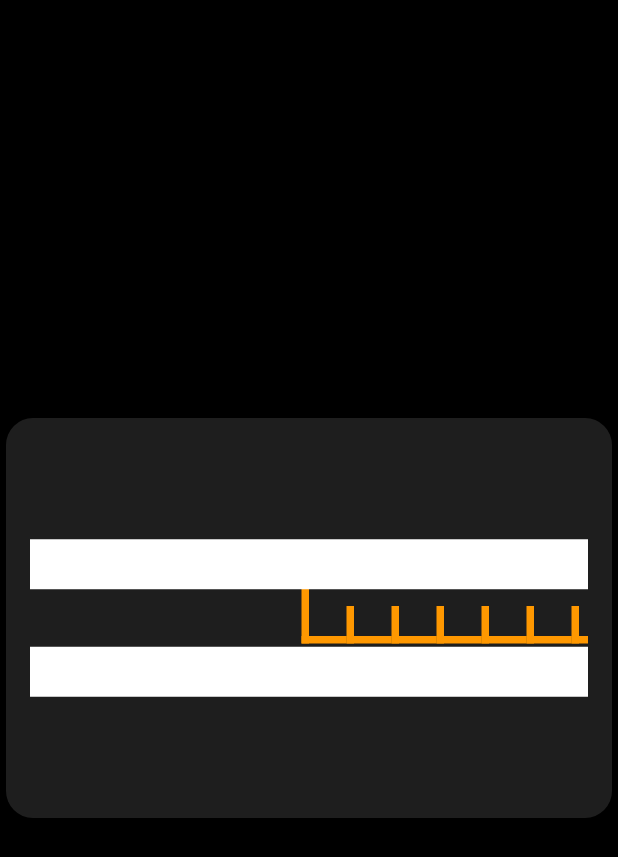
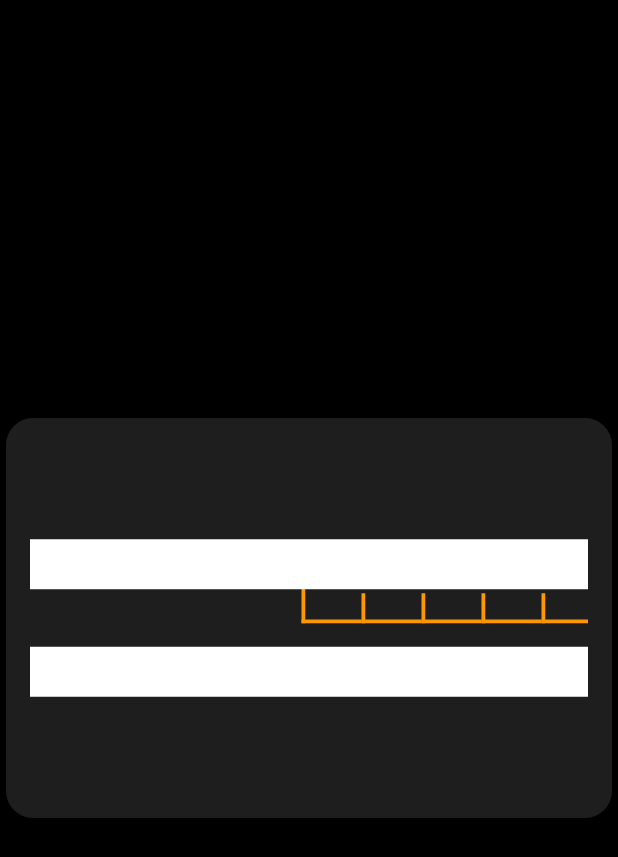
Before and after one commit to olegalibekov/widget_templates, a Flutter app: the screen it shows after launch, on a phone screen of 412 x 824 dp. Shown: the top 857 px of the screen. Run offline on Flutter 3.47's test engine with Material 2 defaults, Android fonts, the light colour scheme and no system bars; drawn by our look-alikes of scroll_to_index; our stand-ins replace marquee; statements that could not run were skipped.

Commit message:
Track with dragTarget

```diff
--- a/lib/templates/player_slider.dart
+++ b/lib/templates/player_slider.dart
@@ -43,8 +43,15 @@ class _PlayerSliderState extends State<PlayerSlider>
 
   HandleWidget _handleWidget = HandleWidget();
 
+  AutoScrollController _autoScrollController;
+
   @override
   void initState() {
+    _autoScrollController = AutoScrollController(
+        viewportBoundaryGetter: () =>
+            Rect.fromLTRB(0, 0, 0, MediaQuery.of(context).padding.bottom),
+        axis: Axis.horizontal);
+
     _handleWidget
       ..handleHeight = _handleHeight
       ..handleMiddleWidth = _handleMiddleWidth
@@ -61,22 +68,41 @@ class _PlayerSliderState extends State<PlayerSlider>
       _seconds.add(Text(' $second ',
           style: TextStyle(color: Colors.white, fontSize: 16.0)));
     }
+    //
+    // _tapOn.addListener(() {
+    //   if (_tapOn.value == true) {
+    //     _timer =
+    //         Timer.periodic(const Duration(milliseconds: 5), (Timer t)  {
+    //       double _futureTimeLinePosition = _timeLinePosition + _velocityValue;
+    //
+    //       if (_futureTimeLinePosition >= 0.0 &&
+    //           _futureTimeLinePosition <= 1.0) {
+    //         _timeLinePosition = _futureTimeLinePosition;
+    //
+    //          _autoScrollController.scrollToIndex(
+    //             (_timeLinePosition * 100).toInt(),
+    //             preferPosition: AutoScrollPosition.middle);
+    //       }
+    //     });
+    //   } else
+    //     _timer.cancel();
+    // });
 
-    _tapOn.addListener(() {
-      if (_tapOn.value == true) {
-        _timer = Timer.periodic(const Duration(milliseconds: 20), (Timer t) {
-          double _futureTimeLinePosition = _timeLinePosition + _velocityValue;
-
-          if (_futureTimeLinePosition >= 0.0 &&
-              _futureTimeLinePosition <= 1.0) {
-            _timeLinePosition = _futureTimeLinePosition;
-            _scrollController.jumpTo(
-                _timeLinePosition * _scrollController.position.maxScrollExtent);
-          }
-        });
-      } else
-        _timer.cancel();
-    });
+    // _tapOn.addListener(() {
+    //   if (_tapOn.value == true) {
+    //     _timer = Timer.periodic(const Duration(milliseconds: 20), (Timer t) {
+    //       double _futureTimeLinePosition = _timeLinePosition + _velocityValue;
+    //
+    //       if (_futureTimeLinePosition >= 0.0 &&
+    //           _futureTimeLinePosition <= 1.0) {
+    //         _timeLinePosition = _futureTimeLinePosition;
+    //         _scrollController.jumpTo(
+    //             _timeLinePosition * _scrollController.position.maxScrollExtent);
+    //       }
+    //     });
+    //   } else
+    //     _timer.cancel();
+    // });
 
     super.initState();
   }
@@ -90,25 +116,20 @@ class _PlayerSliderState extends State<PlayerSlider>
                 height: _handleHeight + _handleMiddlePadding,
                 child: Stack(children: [
                   Container(
-                      // color: Colors.red,
-                      // width: double.infinity,
                       width: wholeWidgetWidth,
                       height: _handleHeight + _handleMiddlePadding,
                       child: ListView(
-                          controller: _scrollController,
+                          controller: _autoScrollController,
                           scrollDirection: Axis.horizontal,
                           shrinkWrap: true,
                           physics: NeverScrollableScrollPhysics(),
                           children: <Widget>[
                             SizedBox(width: wholeWidgetWidth / 2 - 25),
-                            // ..._seconds,
-                            DragTargetTrack(100),
+                            ...dragTargetTrack(200),
                             SizedBox(width: wholeWidgetWidth / 2 - 40)
                           ])),
                   Align(
                       alignment: Alignment.center,
-                      child: Container(
-                          // color: Colors.pink,
                       child: dragAndDrop.Draggable<List>(
                           axis: Axis.horizontal,
                           data: ["data"],
@@ -120,8 +141,7 @@ class _PlayerSliderState extends State<PlayerSlider>
                               _handleMiddleHeight =
                                   _handleHeight / 3 + _handleMiddlePadding;
                               _handleMiddleWidth = _handleEdgeLinesWidth;
-                                  _handleBorderRadius =
-                                      BorderRadius.circular(0.0);
+                              _handleBorderRadius = BorderRadius.circular(0.0);
 
                               _isScrolling = true;
                             });
@@ -140,8 +160,7 @@ class _PlayerSliderState extends State<PlayerSlider>
                             setState(() {
                               _handleMiddleHeight = _handleHeight / 3;
                               _handleMiddleWidth = _handleDefaultWidth;
-                                  _handleBorderRadius =
-                                      BorderRadius.circular(12.0);
+                              _handleBorderRadius = BorderRadius.circular(12.0);
 
                               _isScrolling = false;
                             });
@@ -164,19 +183,16 @@ class _PlayerSliderState extends State<PlayerSlider>
                                 0.5;
 
                             double _valueDifference =
-                                    -(_valueBeforeScrolling -
-                                        _currentSliderValue);
+                                -(_valueBeforeScrolling - _currentSliderValue);
 
                             double _futureVelocityValue =
-                                    (_currentSliderValue.abs() -
-                                            _sideSliderBound) /
+                                (_currentSliderValue.abs() - _sideSliderBound) /
                                     (_sideSliderValue - _sideSliderBound) *
                                     _maxVelocity;
 
                             if (_valueDifference >= _sideSliderBound) {
                               _velocityValue = _futureVelocityValue;
-                                } else if (_valueDifference <=
-                                    -_sideSliderBound) {
+                            } else if (_valueDifference <= -_sideSliderBound) {
                               _velocityValue = -_futureVelocityValue;
                             } else {
                               _velocityValue = 0.0;
@@ -184,74 +200,27 @@ class _PlayerSliderState extends State<PlayerSlider>
                           },
                           feedback: SizedBox(
                               height: _handleHeight + _handleMiddlePadding,
-                                  child: _isScrolling
-                                      ? Container()
-                                      : _handleWidget),
                               child:
-                                  _isScrolling ? Container() : _handleWidget))),
+                                  _isScrolling ? Container() : _handleWidget),
+                          child: _isScrolling ? Container() : _handleWidget)),
                 ]))));
   }
 
-  final double _lineLength = 100.0;
-  final double _maxLineHeight = 16.0;
+  final Color _trackColor = Colors.orange;
+  final double _maxLineHeight = 40.0;
   final double _thickness = 2.5;
+  final double _divisionLength = 40.0;
 
   double get _minLineHeight => _maxLineHeight / 2;
 
-  double get _thicknessPadding => _thickness / 2;
-
-  final _trackColor = Colors.white;
-
-// Widget trackPart() {
-//   return Container(
-//       color: Colors.orange,
-//       height: _maxLineHeight,
-//       width: _lineLength,
-//       child: Stack(children: [
-//         Positioned(
-//             left: _thickness / 2,
-//             child: Container(
-//                 color: _trackColor,
-//                 width: _thickness,
-//                 height: _maxLineHeight)),
-//         Align(
-//             alignment: Alignment.bottomCenter,
-//             child: Container(
-//                 color: Colors.white,
-//                 width: _lineLength / 10,
-//                 height: _thickness))
-//       ]));
-// }
-}
-
-class DragTargetTrack extends StatefulWidget {
-  final double divisionNumber;
-
-  const DragTargetTrack(this.divisionNumber, {Key key}) : super(key: key);
-
-  @override
-  _DragTargetTrackState createState() => _DragTargetTrackState();
-}
-
-class _DragTargetTrackState extends State<DragTargetTrack> {
-  // final double _handleHeight = 100.0;
-  // final double _handleMiddlePadding = 5.0;
-
-  final double _maxLineHeight = 50.0;
-  final double _thickness = 5.0;
-  final double _divisionLength = 30.0;
-
-  double get _minLineHeight => _maxLineHeight / 2;
-
-  @override
-  Widget build(BuildContext context) {
-    return Row(children: [
-      for (int division = 0; division <= widget.divisionNumber; division++)
-        dragAndDrop.DragTargetInterlayer<List>(
-            child: Column(
-                mainAxisAlignment: MainAxisAlignment.center,
-                crossAxisAlignment: CrossAxisAlignment.start,
-                children: [
+  List dragTargetTrack(int divisionNumber) {
+    List divisions = [];
+    for (int division = 0; division <= divisionNumber; division++) {
+      divisions.add(_wrapScrollTag(
+          index: division,
+          child: dragAndDrop.DragTargetInterlayer<List>(
+            child:
+                Column(mainAxisAlignment: MainAxisAlignment.center, children: [
               Container(
                   // color: Colors.yellow,
                   height: _maxLineHeight,
@@ -263,25 +232,39 @@ class _DragTargetTrackState extends State<DragTargetTrack> {
                             height: division % 10 == 0
                                 ? _maxLineHeight
                                 : _minLineHeight,
-                                color: Colors.orange)),
+                            color: _trackColor)),
                     Align(
                         alignment: Alignment.bottomLeft,
                         child: Container(
                             width: _divisionLength,
                             height: _thickness,
-                                color: Colors.orange))
+                            color: _trackColor))
                   ])),
-                  Text(division.toString(),
-                      style: TextStyle(color: Colors.white))
+              SizedBox(height: 12),
+              Text(division % 10 == 0 ? division.toString() : '',
+                  style: TextStyle(
+                      color: Colors.white,
+                      fontWeight: FontWeight.bold,
+                      fontSize: 18))
             ]),
             onWillAccept: (d) {
-              print(division);
+              // print(division);
+              _autoScrollController.scrollToIndex(division,
+                  preferPosition: AutoScrollPosition.middle);
               return true;
             },
-            onAccept: (d) => print("accept "),
-            onLeave: (d) => print("leave"))
-    ]);
+            // onAccept: (d) => print("accept "),
+            // onLeave: (d) => print("leave")
+          )));
     }
+    return divisions;
+  }
+
+  Widget _wrapScrollTag({int index, Widget child}) => AutoScrollTag(
+      key: ValueKey(index),
+      controller: _autoScrollController,
+      index: index,
+      child: child);
 }
 
 // ignore: must_be_immutable
@@ -320,6 +303,66 @@ class _HandleWidgetState extends State<HandleWidget> {
     ]);
   }
 }
+
+// class DragTargetTrack extends StatefulWidget {
+//   final double divisionNumber;
+//
+//   const DragTargetTrack(this.divisionNumber, {Key key}) : super(key: key);
+//
+//   @override
+//   _DragTargetTrackState createState() => _DragTargetTrackState();
+// }
+//
+// class _DragTargetTrackState extends State<DragTargetTrack> {
+//   // final double _handleHeight = 100.0;
+//   // final double _handleMiddlePadding = 5.0;
+//
+//   final double _maxLineHeight = 50.0;
+//   final double _thickness = 5.0;
+//   final double _divisionLength = 30.0;
+//
+//   double get _minLineHeight => _maxLineHeight / 2;
+//
+//   @override
+//   Widget build(BuildContext context) {
+//     return Row(children: [
+//       for (int division = 0; division <= widget.divisionNumber; division++)
+//         dragAndDrop.DragTargetInterlayer<List>(
+//             child: Column(
+//                 mainAxisAlignment: MainAxisAlignment.center,
+//                 crossAxisAlignment: CrossAxisAlignment.start,
+//                 children: [
+//                   Container(
+//                     // color: Colors.yellow,
+//                       height: _maxLineHeight,
+//                       child: Stack(children: [
+//                         Align(
+//                             alignment: Alignment.bottomLeft,
+//                             child: Container(
+//                                 width: _thickness,
+//                                 height: division % 10 == 0
+//                                     ? _maxLineHeight
+//                                     : _minLineHeight,
+//                                 color: Colors.orange)),
+//                         Align(
+//                             alignment: Alignment.bottomLeft,
+//                             child: Container(
+//                                 width: _divisionLength,
+//                                 height: _thickness,
+//                                 color: Colors.orange))
+//                       ])),
+//                   Text(division.toString(),
+//                       style: TextStyle(color: Colors.white))
+//                 ]),
+//             onWillAccept: (d) {
+//               print(division);
+//               return true;
+//             },
+//             onAccept: (d) => print("accept "),
+//             onLeave: (d) => print("leave"))
+//     ]);
+//   }
+// }
 // Slider(
 //     value: _currentSliderValue,
 //     min: -_sideSliderValue,
--- a/lib/tests/scroll_to_index.dart
+++ b/lib/tests/scroll_to_index.dart
@@ -6,6 +6,7 @@ import 'dart:math' as math;
 
 import 'package:flutter/material.dart';
 import 'package:scroll_to_index/scroll_to_index.dart';
+import 'package:widget_templates/modified_flutter_widgets/drag_and_drop.dart';
 import 'package:widget_templates/templates/player_slider.dart';
 
 void main() => runApp(MyApp());
@@ -41,6 +42,13 @@ class _MyHomePageState extends State<MyHomePage> {
   AutoScrollController controller;
   List<List<int>> randomList;
 
+  final double _maxLineHeight = 50.0;
+  final double _thickness = 5.0;
+  final double _divisionLength = 30.0;
+
+  double get _minLineHeight => _maxLineHeight / 2;
+  List divisions = [];
+
   @override
   void initState() {
     super.initState();
@@ -48,8 +56,45 @@ class _MyHomePageState extends State<MyHomePage> {
         viewportBoundaryGetter: () =>
             Rect.fromLTRB(0, 0, 0, MediaQuery.of(context).padding.bottom),
         axis: scrollDirection);
-    randomList = List.generate(maxCount,
-        (index) => <int>[index, (1000 * random.nextDouble()).toInt()]);
+    // randomList = List.generate(maxCount,
+    //     (index) => <int>[index, (1000 * random.nextDouble()).toInt()]);
+
+    for (int division = 0; division <= 100; division++)
+      divisions.add(_wrapScrollTag(
+          index: division,
+          child: DragTargetInterlayer<List>(
+              child: Column(
+                  mainAxisAlignment: MainAxisAlignment.center,
+                  crossAxisAlignment: CrossAxisAlignment.start,
+                  children: [
+                    Container(
+                        // color: Colors.yellow,
+                        height: _maxLineHeight,
+                        child: Stack(children: [
+                          Align(
+                              alignment: Alignment.bottomLeft,
+                              child: Container(
+                                  width: _thickness,
+                                  height: division % 10 == 0
+                                      ? _maxLineHeight
+                                      : _minLineHeight,
+                                  color: Colors.orange)),
+                          Align(
+                              alignment: Alignment.bottomLeft,
+                              child: Container(
+                                  width: _divisionLength,
+                                  height: _thickness,
+                                  color: Colors.orange))
+                        ])),
+                    Text(division.toString(),
+                        style: TextStyle(color: Colors.black))
+                  ]),
+              onWillAccept: (d) {
+                print(division);
+                return true;
+              },
+              onAccept: (d) => print("accept "),
+              onLeave: (d) => print("leave"))));
   }
 
   @override
@@ -61,7 +106,8 @@ class _MyHomePageState extends State<MyHomePage> {
       body: ListView(
         scrollDirection: scrollDirection,
         controller: controller,
-        children: [DragTargetTrack(100)],
+        children: [...divisions],
+        // children: [DragTargetTrack(100)],
         // children: randomList.map<Widget>((data) {
         //   return Padding(
         //     padding: EdgeInsets.all(8),
```
Lines whose indentation alone changed are shown as unchanged.
